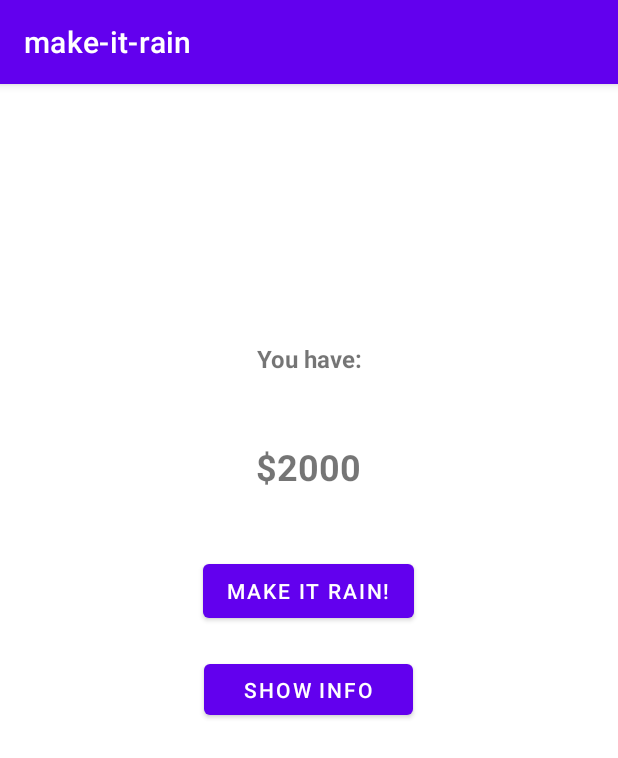
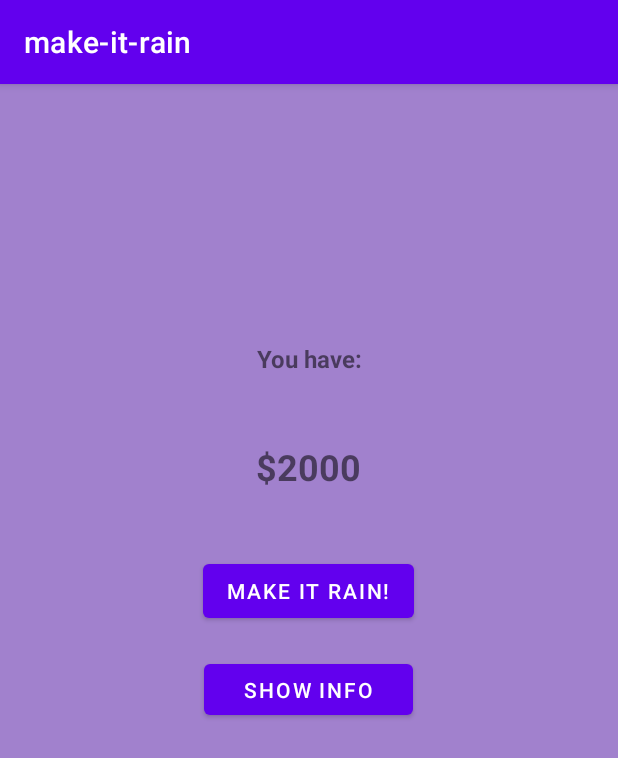
Before and after one commit to Bartosz76/android-money-counter, an Android app: the screen it shows after launch (MainActivity), on a phone screen of 412 x 824 dp. Shown: the top 758 px of the screen. Run offline under Robolectric (Android 15) with nearby library versions, the phone set to English and light mode, and no system bars.

Commit message:
Created the initial linkage between MainActivity's variables and the widgets and added a logger.

```diff
--- a/app/src/main/java/com/example/make_it_rain/MainActivity.java
+++ b/app/src/main/java/com/example/make_it_rain/MainActivity.java
@@ -3,12 +3,51 @@ package com.example.make_it_rain;
 import androidx.appcompat.app.AppCompatActivity;
 
 import android.os.Bundle;
+import android.util.Log;
+import android.view.View;
+import android.widget.Button;
+import android.widget.TextView;
 
 public class MainActivity extends AppCompatActivity {
+
+    /**
+     * Variables to be used in order to connect to the widgets.
+     */
+    private Button makeItRain;
+    private TextView moneyValue;
+    private Button showInfo;
 
     @Override
     protected void onCreate(Bundle savedInstanceState) {
         super.onCreate(savedInstanceState);
         setContentView(R.layout.activity_main);
+
+        /**
+         * Connect variables to widgets.
+         */
+        makeItRain = findViewById(R.id.buttonMakeItRain);
+        moneyValue = findViewById(R.id.moneyValue);
+
+        /**
+         * I want to make the Make It Rain button perform an action when clicked.
+         */
+        makeItRain.setOnClickListener(new View.OnClickListener() {
+            @Override
+            public void onClick(View view) {
+                /**
+                 * I want to log messages.
+                 * Log.d stands for Log.Debug
+                 */
+                Log.d("MainActivity", "onClick: Make it rain!");
+            }
+        });
+
+
+        /**
+         * Instead of setting a String literal, I can (and should) provide the value
+         * within string.xml and reference it here.
+         * It stands for Resource.StringFile.testVariable.
+         */
+//        moneyValue.setText(R.string.test);
     }
 }
--- a/app/src/main/res/layout/activity_main.xml
+++ b/app/src/main/res/layout/activity_main.xml
@@ -4,6 +4,7 @@
     xmlns:tools="http://schemas.android.com/tools"
     android:layout_width="match_parent"
     android:layout_height="match_parent"
+    android:background="#A181CD"
     tools:context=".MainActivity">
 
     <TextView
@@ -20,7 +21,7 @@
         app:layout_constraintVertical_bias="0.231" />
 
     <TextView
-        android:id="@+id/textView2"
+        android:id="@+id/moneyValue"
         android:layout_width="112dp"
         android:layout_height="54dp"
         android:gravity="center"
@@ -35,7 +36,7 @@
         app:layout_constraintVertical_bias="0.065" />
 
     <Button
-        android:id="@+id/button"
+        android:id="@+id/buttonMakeItRain"
         android:layout_width="wrap_content"
         android:layout_height="wrap_content"
         android:text="@string/make_it_rain"
@@ -43,11 +44,11 @@
         app:layout_constraintEnd_toEndOf="parent"
         app:layout_constraintHorizontal_bias="0.498"
         app:layout_constraintStart_toStartOf="parent"
-        app:layout_constraintTop_toBottomOf="@+id/textView2"
+        app:layout_constraintTop_toBottomOf="@+id/moneyValue"
         app:layout_constraintVertical_bias="0.073" />
 
     <Button
-        android:id="@+id/button2"
+        android:id="@+id/buttonShowInfo"
         android:layout_width="139dp"
         android:layout_height="46dp"
         android:text="@string/show_info"
@@ -55,7 +56,7 @@
         app:layout_constraintEnd_toEndOf="parent"
         app:layout_constraintHorizontal_bias="0.498"
         app:layout_constraintStart_toStartOf="parent"
-        app:layout_constraintTop_toBottomOf="@+id/button"
+        app:layout_constraintTop_toBottomOf="@+id/buttonMakeItRain"
         app:layout_constraintVertical_bias="0.051"
         tools:ignore="TouchTargetSizeCheck" />
 
--- a/app/src/main/res/values/strings.xml
+++ b/app/src/main/res/values/strings.xml
@@ -4,4 +4,5 @@
     <string name="money_value">$2000</string>
     <string name="make_it_rain">Make it rain!</string>
     <string name="show_info">Show info</string>
+    <string name="test">Gondor.</string>
 </resources>
```
